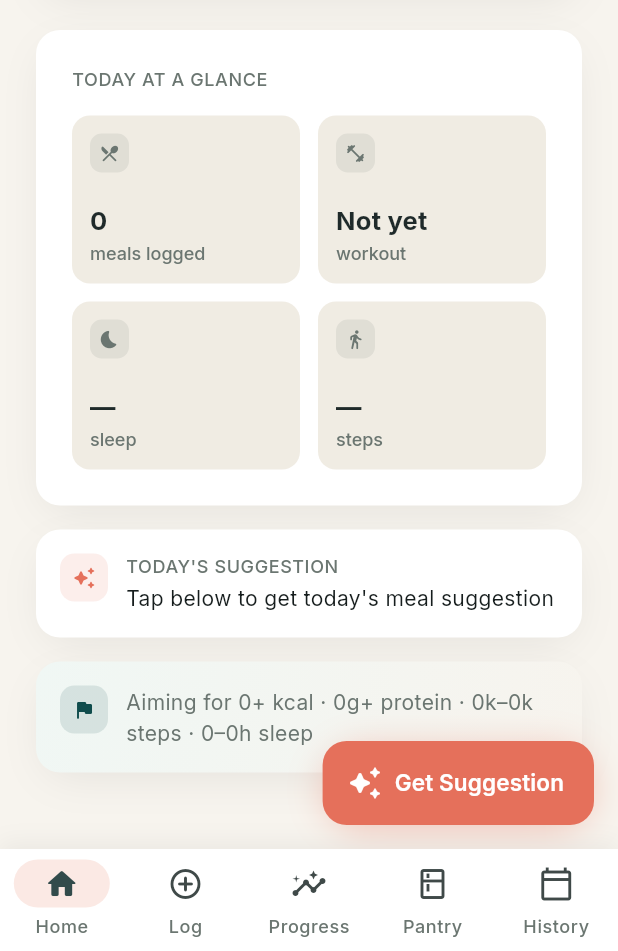
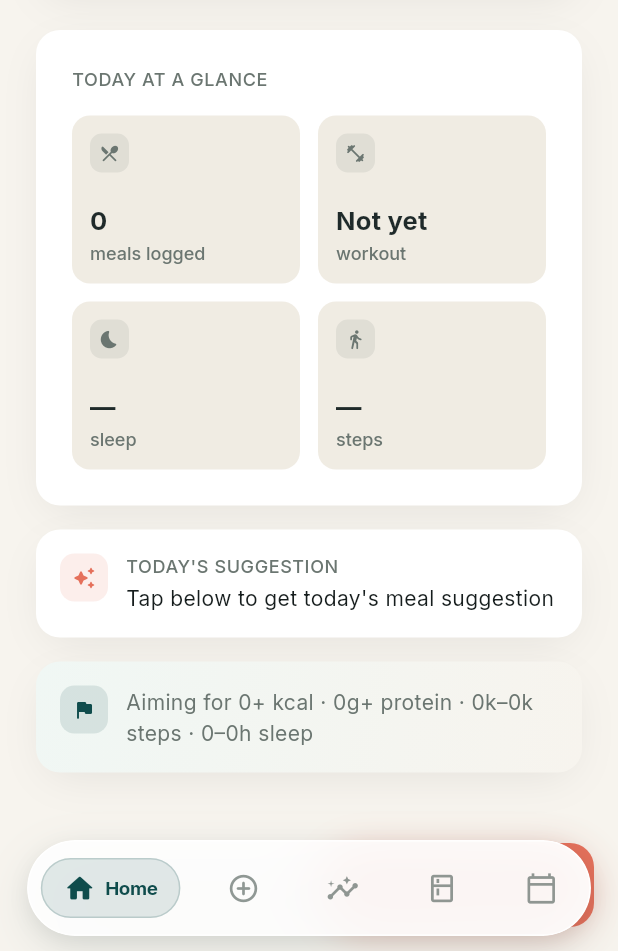
Before and after one commit to PJPhukan/Health-tracker, a Flutter app: the MainShell screen opened directly, on a phone screen of 412 x 824 dp, the part 285-1236 px from its top. Run offline on Flutter 3.47's test engine with Material 3 defaults, Android fonts, the phone set to English and light mode, and no system bars; our stand-ins replace cloud_firestore, connectivity_plus, firebase_auth, firebase_core, fl_chart, flutter_local_notifications and 12 more; missing offline and left inert: health, purchases_flutter, tutorial_coach_mark; accounts and stored records are empty.

Commit message:
feat(ui): add premium animated floating bottom navbar with glassmorphism

```diff
--- a/lib/screens/main_shell.dart
+++ b/lib/screens/main_shell.dart
@@ -17,6 +17,7 @@ import 'onboarding/onboarding_flow.dart';
 import 'pantry_screen.dart';
 import 'progress_screen.dart';
 import 'suggestion_screen.dart';
+import '../widgets/floating_nav_bar.dart';
 import '../widgets/offline_banner.dart';
 
 /// Root scaffold: Home / Log / History behind a premium bottom nav.
@@ -238,6 +239,7 @@ class _MainShellState extends State<MainShell> with WidgetsBindingObserver {
     final hasLowPantry = lowPantryCount >= 3;
 
     return Scaffold(
+      extendBody: true,
       body: Column(
         children: [
           const OfflineBanner(),
@@ -254,67 +256,41 @@ class _MainShellState extends State<MainShell> with WidgetsBindingObserver {
           ),
         ],
       ),
-      bottomNavigationBar: Container(
-        decoration: BoxDecoration(
-          color: AppColors.surface,
-          boxShadow: [
-            BoxShadow(
-              color: Colors.black.withValues(alpha: 0.05),
-              blurRadius: 12,
-              offset: const Offset(0, -4),
-            ),
-          ],
-        ),
-        child: NavigationBar(
-          selectedIndex: _index,
-          onDestinationSelected: _onNav,
-          destinations: [
-            const NavigationDestination(
-              icon: Icon(Icons.home_outlined),
-              selectedIcon: Icon(Icons.home_rounded),
+      bottomNavigationBar: FloatingNavBar(
+        currentIndex: _index,
+        onTap: _onNav,
+        items: [
+          const FloatingNavItem(
+            icon: Icons.home_outlined,
+            selectedIcon: Icons.home_rounded,
             label: 'Home',
           ),
-            NavigationDestination(
-              icon: KeyedSubtree(
+          FloatingNavItem(
             key: _logNavKey,
-                child: const Icon(Icons.add_circle_outline_rounded),
-              ),
-              selectedIcon: const Icon(Icons.add_circle_rounded),
+            icon: Icons.add_circle_outline_rounded,
+            selectedIcon: Icons.add_circle_rounded,
             label: 'Log',
           ),
-            NavigationDestination(
-              icon: KeyedSubtree(
+          FloatingNavItem(
             key: _progressNavKey,
-                child: const Icon(Icons.insights_outlined),
-              ),
-              selectedIcon: const Icon(Icons.insights_rounded),
+            icon: Icons.insights_outlined,
+            selectedIcon: Icons.insights_rounded,
             label: 'Progress',
           ),
-            NavigationDestination(
-              icon: Badge(
-                isLabelVisible: hasLowPantry,
-                backgroundColor: AppColors.behind,
-                smallSize: 8,
-                child: KeyedSubtree(
+          FloatingNavItem(
             key: _pantryNavKey,
-                  child: const Icon(Icons.kitchen_outlined),
+            icon: Icons.kitchen_outlined,
+            selectedIcon: Icons.kitchen_rounded,
+            label: 'Pantry',
+            showBadge: hasLowPantry,
+            badgeColor: AppColors.behind,
           ),
-              ),
-              selectedIcon: Badge(
-                isLabelVisible: hasLowPantry,
-                backgroundColor: AppColors.behind,
-                smallSize: 8,
-                child: const Icon(Icons.kitchen_rounded),
-              ),
-              label: 'Pantry',
-            ),
-            const NavigationDestination(
-              icon: Icon(Icons.calendar_today_outlined),
-              selectedIcon: Icon(Icons.calendar_today_rounded),
+          const FloatingNavItem(
+            icon: Icons.calendar_today_outlined,
+            selectedIcon: Icons.calendar_today_rounded,
             label: 'History',
           ),
         ],
-        ),
       ),
     );
   }
--- /dev/null
+++ b/lib/widgets/floating_nav_bar.dart
@@ -0,0 +1,206 @@
+import 'dart:ui';
+
+import 'package:flutter/material.dart';
+import 'package:flutter/services.dart';
+
+import '../theme/app_theme.dart';
+
+/// Item descriptor for [FloatingNavBar].
+class FloatingNavItem {
+  const FloatingNavItem({
+    required this.icon,
+    required this.selectedIcon,
+    required this.label,
+    this.key,
+    this.showBadge = false,
+    this.badgeColor = AppColors.behind,
+  });
+
+  final IconData icon;
+  final IconData selectedIcon;
+  final String label;
+  final Key? key;
+  final bool showBadge;
+  final Color badgeColor;
+}
+
+/// A premium floating capsule navigation bar with smooth animated selection pills,
+/// glassmorphism blur, tactile feedback, and subtle glowing borders.
+class FloatingNavBar extends StatelessWidget {
+  const FloatingNavBar({
+    super.key,
+    required this.currentIndex,
+    required this.onTap,
+    required this.items,
+  });
+
+  final int currentIndex;
+  final ValueChanged<int> onTap;
+  final List<FloatingNavItem> items;
+
+  @override
+  Widget build(BuildContext context) {
+    return SafeArea(
+      top: false,
+      left: false,
+      right: false,
+      child: Padding(
+        padding: const EdgeInsets.symmetric(horizontal: 18, vertical: 10),
+        child: Container(
+          height: 64,
+          decoration: BoxDecoration(
+            borderRadius: BorderRadius.circular(32),
+            boxShadow: [
+              BoxShadow(
+                color: AppColors.tealDeep.withValues(alpha: 0.12),
+                blurRadius: 28,
+                offset: const Offset(0, 10),
+                spreadRadius: -2,
+              ),
+              BoxShadow(
+                color: Colors.black.withValues(alpha: 0.06),
+                blurRadius: 10,
+                offset: const Offset(0, 4),
+              ),
+            ],
+          ),
+          child: ClipRRect(
+            borderRadius: BorderRadius.circular(32),
+            child: BackdropFilter(
+              filter: ImageFilter.blur(sigmaX: 20, sigmaY: 20),
+              child: Container(
+                padding: const EdgeInsets.symmetric(horizontal: 8, vertical: 6),
+                decoration: BoxDecoration(
+                  color: AppColors.surface.withValues(alpha: 0.92),
+                  borderRadius: BorderRadius.circular(32),
+                  border: Border.all(
+                    color: Colors.white.withValues(alpha: 0.8),
+                    width: 1.2,
+                  ),
+                ),
+                child: Row(
+                  mainAxisAlignment: MainAxisAlignment.spaceBetween,
+                  children: List.generate(items.length, (index) {
+                    final item = items[index];
+                    final isSelected = index == currentIndex;
+
+                    return _NavBarItemWidget(
+                      key: item.key,
+                      item: item,
+                      isSelected: isSelected,
+                      onTap: () {
+                        if (!isSelected) {
+                          HapticFeedback.selectionClick();
+                          onTap(index);
+                        }
+                      },
+                    );
+                  }),
+                ),
+              ),
+            ),
+          ),
+        ),
+      ),
+    );
+  }
+}
+
+class _NavBarItemWidget extends StatelessWidget {
+  const _NavBarItemWidget({
+    super.key,
+    required this.item,
+    required this.isSelected,
+    required this.onTap,
+  });
+
+  final FloatingNavItem item;
+  final bool isSelected;
+  final VoidCallback onTap;
+
+  @override
+  Widget build(BuildContext context) {
+    return Material(
+      color: Colors.transparent,
+      child: InkWell(
+        onTap: onTap,
+        borderRadius: BorderRadius.circular(24),
+        splashColor: AppColors.teal.withValues(alpha: 0.08),
+        highlightColor: Colors.transparent,
+        child: AnimatedContainer(
+          duration: const Duration(milliseconds: 260),
+          curve: Curves.easeOutCubic,
+          padding: EdgeInsets.symmetric(
+            horizontal: isSelected ? 14 : 12,
+            vertical: 8,
+          ),
+          decoration: BoxDecoration(
+            color: isSelected
+                ? AppColors.teal.withValues(alpha: 0.12)
+                : Colors.transparent,
+            borderRadius: BorderRadius.circular(24),
+            border: isSelected
+                ? Border.all(
+                    color: AppColors.teal.withValues(alpha: 0.18),
+                    width: 1,
+                  )
+                : Border.all(color: Colors.transparent, width: 1),
+          ),
+          child: Row(
+            mainAxisSize: MainAxisSize.min,
+            children: [
+              // Icon with optional low-item badge
+              Badge(
+                isLabelVisible: item.showBadge,
+                backgroundColor: item.badgeColor,
+                smallSize: 7,
+                child: AnimatedSwitcher(
+                  duration: const Duration(milliseconds: 200),
+                  transitionBuilder: (child, anim) => ScaleTransition(
+                    scale: anim,
+                    child: child,
+                  ),
+                  child: Icon(
+                    isSelected ? item.selectedIcon : item.icon,
+                    key: ValueKey(isSelected),
+                    size: 22,
+                    color: isSelected
+                        ? AppColors.teal
+                        : AppColors.textSecondary.withValues(alpha: 0.75),
+                  ),
+                ),
+              ),
+
+              // Animated text label with clean clipping during expansion
+              ClipRect(
+                child: AnimatedSize(
+                  duration: const Duration(milliseconds: 240),
+                  curve: Curves.easeOutCubic,
+                  child: isSelected
+                      ? Row(
+                          mainAxisSize: MainAxisSize.min,
+                          children: [
+                            const SizedBox(width: 6),
+                            Text(
+                              item.label,
+                              maxLines: 1,
+                              softWrap: false,
+                              style: const TextStyle(
+                                color: AppColors.teal,
+                                fontWeight: FontWeight.w700,
+                                fontSize: 12.5,
+                                letterSpacing: -0.2,
+                              ),
+                            ),
+                          ],
+                        )
+                      : const SizedBox.shrink(),
+                ),
+              ),
+            ],
+          ),
+        ),
+      ),
+    );
+  }
+}
```
Also changed, not shown: 1 other file. Lines whose indentation alone changed are shown as unchanged.
